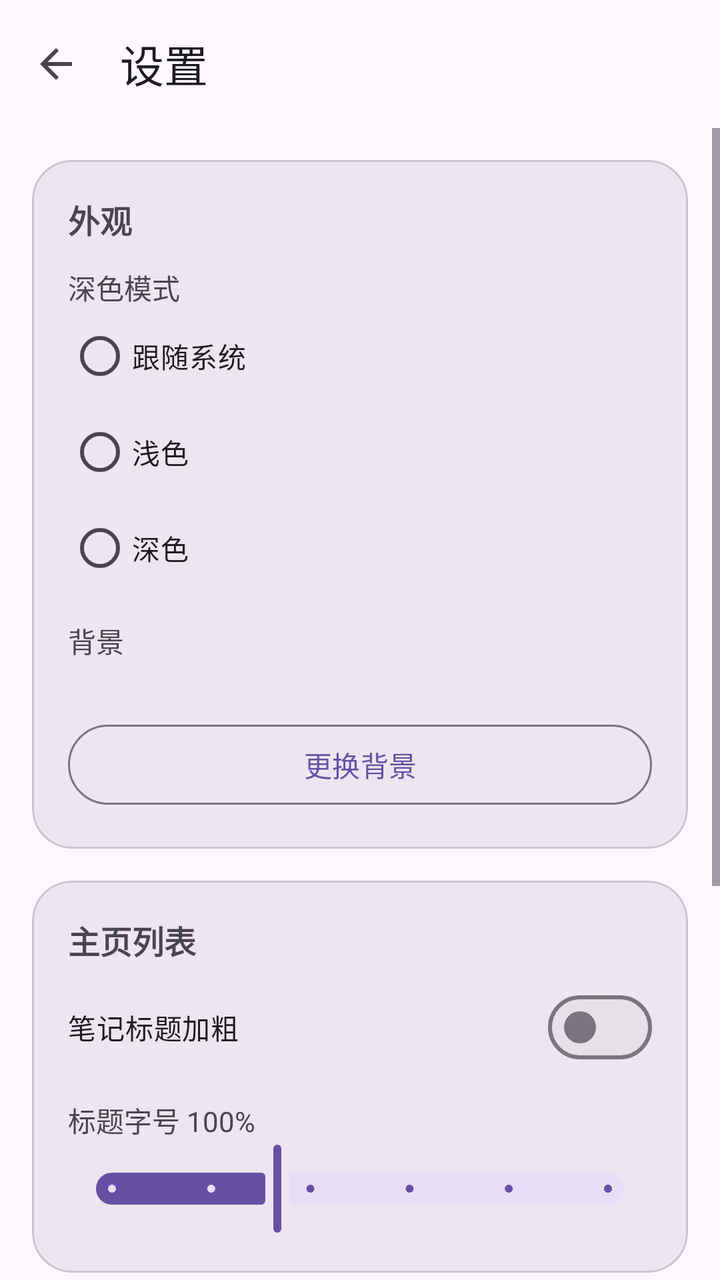
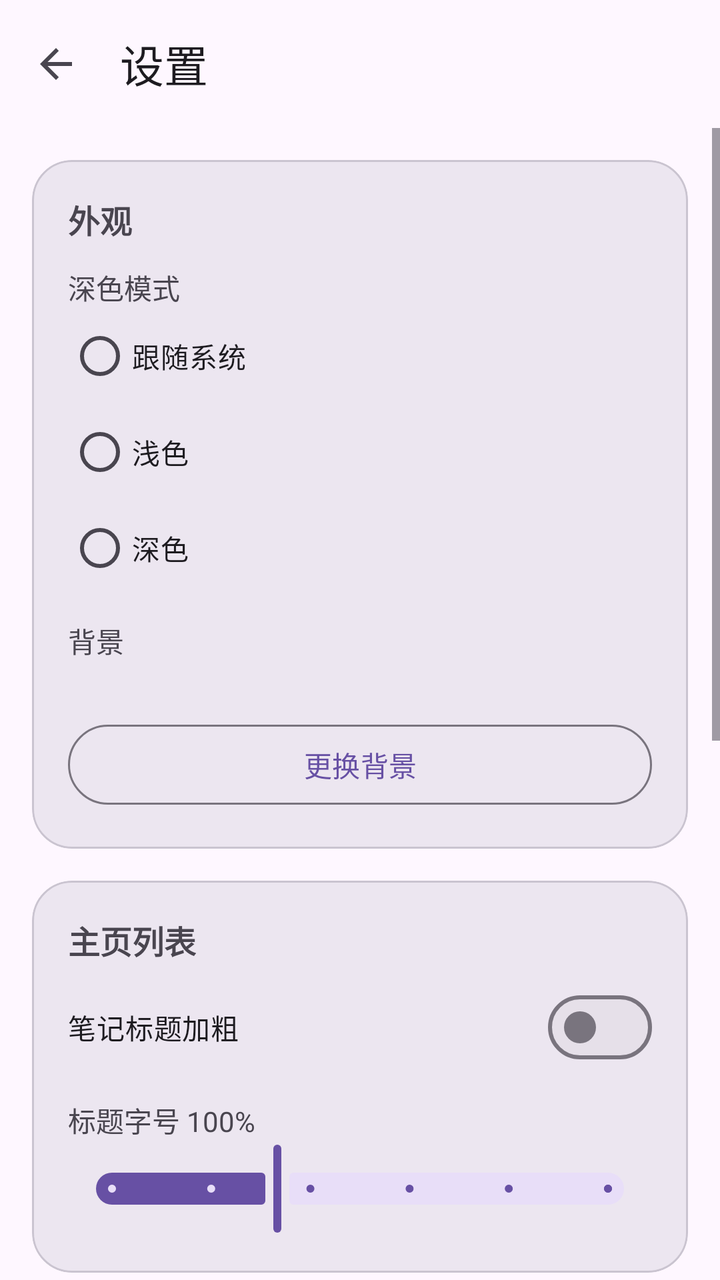

Screens rendered from an Android XML layout before and after an edit, with the pre-edit source and the edit as a unified diff.
<!-- AndroidManifest.xml: application theme Theme.Notebook -->
<!-- res/layout/activity_settings.xml -->
<?xml version="1.0" encoding="utf-8"?>
<LinearLayout xmlns:android="http://schemas.android.com/apk/res/android"
    xmlns:app="http://schemas.android.com/apk/res-auto"
    android:id="@+id/root"
    android:layout_width="match_parent"
    android:layout_height="match_parent"
    android:orientation="vertical">
    <com.google.android.material.appbar.MaterialToolbar
        android:id="@+id/toolbar"
        android:layout_width="match_parent"
        android:layout_height="?attr/actionBarSize"
        app:title="@string/settings"
        app:navigationIcon="?attr/homeAsUpIndicator" />
    <ScrollView
        android:layout_width="match_parent"
        android:layout_height="match_parent"
        android:fillViewport="true">
        <LinearLayout
            android:layout_width="match_parent"
            android:layout_height="wrap_content"
            android:orientation="vertical"
            android:padding="16dp">
            <com.google.android.material.card.MaterialCardView
                android:layout_width="match_parent"
                android:layout_height="wrap_content"
                app:cardCornerRadius="20dp"
                app:cardElevation="0dp"
                app:cardBackgroundColor="?attr/colorSurfaceContainerHigh">
                <LinearLayout
                    android:layout_width="match_parent"
                    android:layout_height="wrap_content"
                    android:orientation="vertical"
                    android:padding="18dp">
                    <TextView
                        android:layout_width="wrap_content"
                        android:layout_height="wrap_content"
                        android:text="@string/appearance"
                        android:textSize="16sp"
                        android:textStyle="bold" />
                    <TextView
                        android:layout_width="wrap_content"
                        android:layout_height="wrap_content"
                        android:layout_marginTop="12dp"
                        android:text="@string/theme"
                        android:textSize="14sp" />
                    <RadioGroup
                        android:id="@+id/rg_theme"
                        android:layout_width="match_parent"
                        android:layout_height="wrap_content"
                        android:orientation="vertical">
                        <com.google.android.material.radiobutton.MaterialRadioButton
                            android:id="@+id/radio_follow"
                            android:layout_width="match_parent"
                            android:layout_height="wrap_content"
                            android:text="跟随系统" />
                        <com.google.android.material.radiobutton.MaterialRadioButton
                            android:id="@+id/radio_light"
                            android:layout_width="match_parent"
                            android:layout_height="wrap_content"
                            android:text="浅色" />
                        <com.google.android.material.radiobutton.MaterialRadioButton
                            android:id="@+id/radio_dark"
                            android:layout_width="match_parent"
                            android:layout_height="wrap_content"
                            android:text="深色" />
                    </RadioGroup>
                    <TextView
                        android:layout_width="wrap_content"
                        android:layout_height="wrap_content"
                        android:layout_marginTop="12dp"
                        android:text="@string/background"
                        android:textSize="14sp" />
                    <TextView
                        android:id="@+id/tv_bg_name"
                        android:layout_width="match_parent"
                        android:layout_height="wrap_content"
                        android:textSize="13sp" />
                    <com.google.android.material.button.MaterialButton
                        android:id="@+id/btn_background"
                        style="@style/Widget.Material3.Button.OutlinedButton"
                        android:layout_width="match_parent"
                        android:layout_height="wrap_content"
                        android:layout_marginTop="10dp"
                        android:text="@string/pick_background" />
                </LinearLayout>
            </com.google.android.material.card.MaterialCardView>
            <com.google.android.material.card.MaterialCardView
                android:layout_width="match_parent"
                android:layout_height="wrap_content"
                android:layout_marginTop="16dp"
                app:cardCornerRadius="20dp"
                app:cardElevation="0dp"
                app:cardBackgroundColor="?attr/colorSurfaceContainerHigh">
                <LinearLayout
                    android:layout_width="match_parent"
                    android:layout_height="wrap_content"
                    android:orientation="vertical"
                    android:padding="18dp">
                    <TextView
                        android:layout_width="wrap_content"
                        android:layout_height="wrap_content"
                        android:text="主页列表"
                        android:textSize="16sp"
                        android:textStyle="bold" />
                    <com.google.android.material.materialswitch.MaterialSwitch
                        android:id="@+id/sw_title_bold"
                        android:layout_width="match_parent"
                        android:layout_height="wrap_content"
                        android:layout_marginTop="8dp"
                        android:text="笔记标题加粗" />
                    <TextView
                        android:id="@+id/tv_scale_value"
                        android:layout_width="wrap_content"
                        android:layout_height="wrap_content"
                        android:layout_marginTop="12dp"
                        android:text="标题字号 100%"
                        android:textSize="14sp" />
                    <com.google.android.material.slider.Slider
                        android:id="@+id/slider_scale"
                        android:layout_width="match_parent"
                        android:layout_height="wrap_content"
                        android:stepSize="0.1"
                        android:value="1.0"
                        android:valueFrom="0.8"
                        android:valueTo="1.4" />
                </LinearLayout>
            </com.google.android.material.card.MaterialCardView>
            <com.google.android.material.card.MaterialCardView
                android:layout_width="match_parent"
                android:layout_height="wrap_content"
                android:layout_marginTop="16dp"
                app:cardCornerRadius="20dp"
                app:cardElevation="0dp"
                app:cardBackgroundColor="?attr/colorSurfaceContainerHigh">
                <LinearLayout
                    android:layout_width="match_parent"
                    android:layout_height="wrap_content"
                    android:orientation="vertical"
                    android:padding="18dp">
                    <TextView
                        android:layout_width="wrap_content"
                        android:layout_height="wrap_content"
                        android:text="笔记存储位置"
                        android:textSize="16sp"
                        android:textStyle="bold" />
                    <TextView
                        android:layout_width="match_parent"
                        android:layout_height="wrap_content"
                        android:layout_marginTop="8dp"
                        android:text="当前位置"
                        android:textSize="13sp" />
                    <TextView
                        android:id="@+id/tv_location"
                        android:layout_width="match_parent"
                        android:layout_height="wrap_content"
                        android:text="应用内部存储"
                        android:textSize="14sp" />
                    <com.google.android.material.button.MaterialButton
                        android:id="@+id/btn_pick_folder"
                        android:layout_width="match_parent"
                        android:layout_height="wrap_content"
                        android:layout_marginTop="14dp"
                        android:text="选择文件夹" />
                    <com.google.android.material.button.MaterialButton
                        android:id="@+id/btn_reset_folder"
                        style="@style/Widget.Material3.Button.OutlinedButton"
                        android:layout_width="match_parent"
                        android:layout_height="wrap_content"
                        android:layout_marginTop="8dp"
                        android:text="恢复为应用内部存储" />
                </LinearLayout>
            </com.google.android.material.card.MaterialCardView>
            <TextView
                android:id="@+id/tv_version"
                android:layout_width="match_parent"
                android:layout_height="wrap_content"
                android:layout_marginTop="20dp"
                android:layout_marginBottom="8dp"
                android:gravity="center"
                android:textSize="12sp"
                android:text="版本" />
        </LinearLayout>
    </ScrollView>
</LinearLayout>
<!-- resources referenced by this layout -->
<resources>
  <string name="appearance">外观</string>
  <string name="background">背景</string>
  <string name="pick_background">更换背景</string>
  <string name="settings">设置</string>
  <string name="theme">深色模式</string>
  <style name="Theme.Notebook" parent="Theme.Material3.DayNight.NoActionBar">
          <item name="colorPrimary">@color/md_primary</item>
          <item name="colorOnPrimary">@color/md_on_primary</item>
          <item name="colorPrimaryContainer">@color/md_primary_container</item>
          <item name="colorOnPrimaryContainer">@color/md_on_primary_container</item>
          <item name="colorSecondary">@color/md_secondary</item>
          <item name="android:colorBackground">@color/md_surface</item>
          <item name="colorSurface">@color/md_surface</item>
          <item name="colorSurfaceContainer">@color/md_surface_container</item>
          <item name="colorSurfaceContainerHigh">@color/md_surface_container_high</item>
          <item name="colorOnSurface">@color/md_on_surface</item>
          <item name="colorOnSurfaceVariant">@color/md_on_surface_variant</item>
          <item name="colorOutline">@color/md_outline</item>
          <item name="android:statusBarColor">@android:color/transparent</item>
          <item name="android:navigationBarColor">@android:color/transparent</item>
          <item name="android:windowLightStatusBar">true</item>
      </style>
  <color name="md_primary">#6750A4</color>
  <color name="md_on_primary">#FFFFFF</color>
  <color name="md_primary_container">#EADDFF</color>
  <color name="md_on_primary_container">#21005D</color>
  <color name="md_secondary">#625B71</color>
  <color name="md_surface">#FEF7FF</color>
  <color name="md_surface_container">#F3EDF7</color>
  <color name="md_surface_container_high">#ECE6F0</color>
  <color name="md_on_surface">#1D1B20</color>
  <color name="md_on_surface_variant">#49454F</color>
  <color name="md_outline">#79747E</color>
</resources>

<!-- the commit's change to res/layout/activity_settings.xml (unified diff, before → after) -->
@@ -170,6 +170,46 @@
                         android:text="恢复为应用内部存储" />
                 </LinearLayout>
             </com.google.android.material.card.MaterialCardView>
+            <com.google.android.material.card.MaterialCardView
+                android:layout_width="match_parent"
+                android:layout_height="wrap_content"
+                android:layout_marginTop="16dp"
+                app:cardCornerRadius="20dp"
+                app:cardElevation="0dp"
+                app:cardBackgroundColor="?attr/colorSurfaceContainerHigh">
+                <LinearLayout
+                    android:layout_width="match_parent"
+                    android:layout_height="wrap_content"
+                    android:orientation="vertical"
+                    android:padding="18dp">
+                    <TextView
+                        android:layout_width="wrap_content"
+                        android:layout_height="wrap_content"
+                        android:text="隐私笔记"
+                        android:textSize="16sp"
+                        android:textStyle="bold" />
+                    <TextView
+                        android:id="@+id/tv_privacy_state"
+                        android:layout_width="match_parent"
+                        android:layout_height="wrap_content"
+                        android:layout_marginTop="8dp"
+                        android:text="当前方式：未设置"
+                        android:textSize="14sp" />
+                    <TextView
+                        android:layout_width="match_parent"
+                        android:layout_height="wrap_content"
+                        android:layout_marginTop="4dp"
+                        android:text="在主页下拉可进入隐私笔记；重置密码需先验证旧密码或手机锁屏密码"
+                        android:textSize="13sp" />
+                    <com.google.android.material.button.MaterialButton
+                        android:id="@+id/btn_reset_privacy"
+                        style="@style/Widget.Material3.Button.OutlinedButton"
+                        android:layout_width="match_parent"
+                        android:layout_height="wrap_content"
+                        android:layout_marginTop="14dp"
+                        android:text="重置隐私笔记密码" />
+                </LinearLayout>
+            </com.google.android.material.card.MaterialCardView>
             <TextView
                 android:id="@+id/tv_version"
                 android:layout_width="match_parent"
